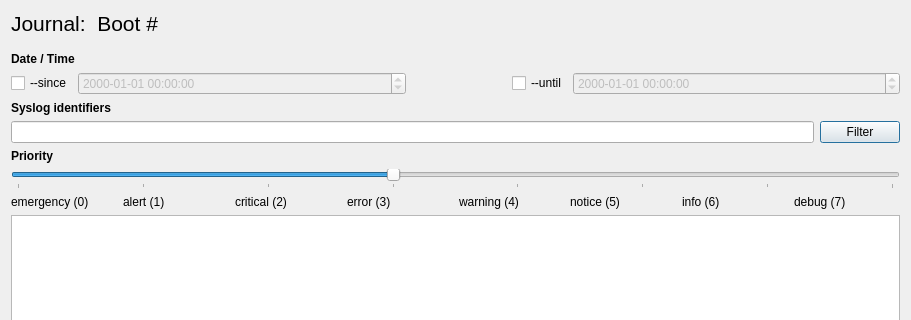
Qt form ui/showbootlog.ui (pentix/qjournalctl) before a commit; both pictures show x 0 to 911 and y 0 to 320 of the 911 by 507 pixel window.
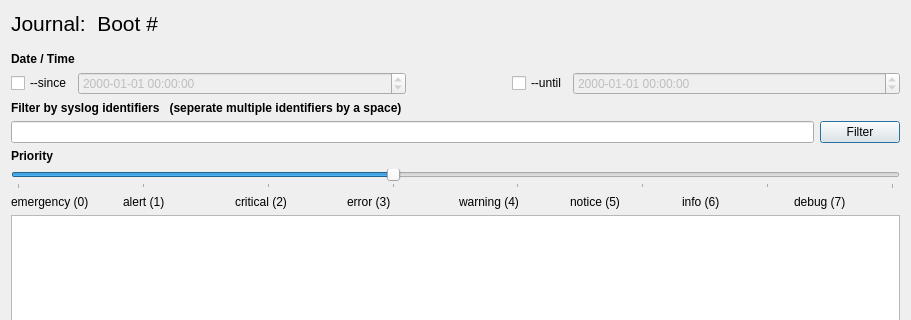
The same form after that commit.

Commit message: identifiers: UI explanation

What changed in the file:
```diff
--- a/ui/showbootlog.ui
+++ b/ui/showbootlog.ui
@@ -139,7 +139,7 @@
         </font>
        </property>
        <property name="text">
-        <string>Syslog identifiers</string>
+        <string>Filter by syslog identifiers   (seperate multiple identifiers by a space)</string>
        </property>
       </widget>
      </item>
```
The commit also changes 1 other file.
